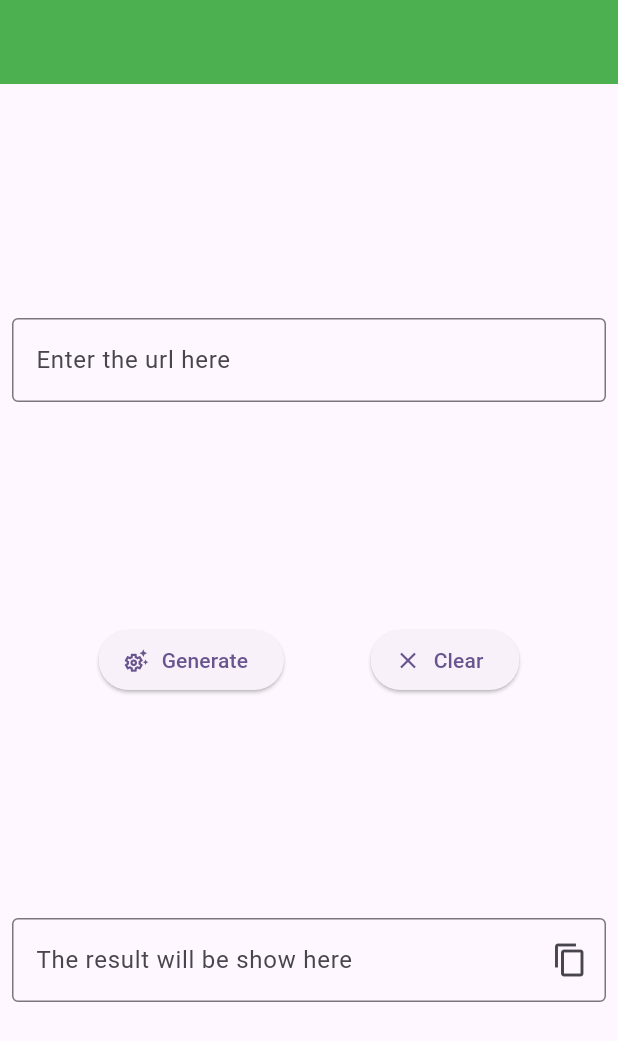
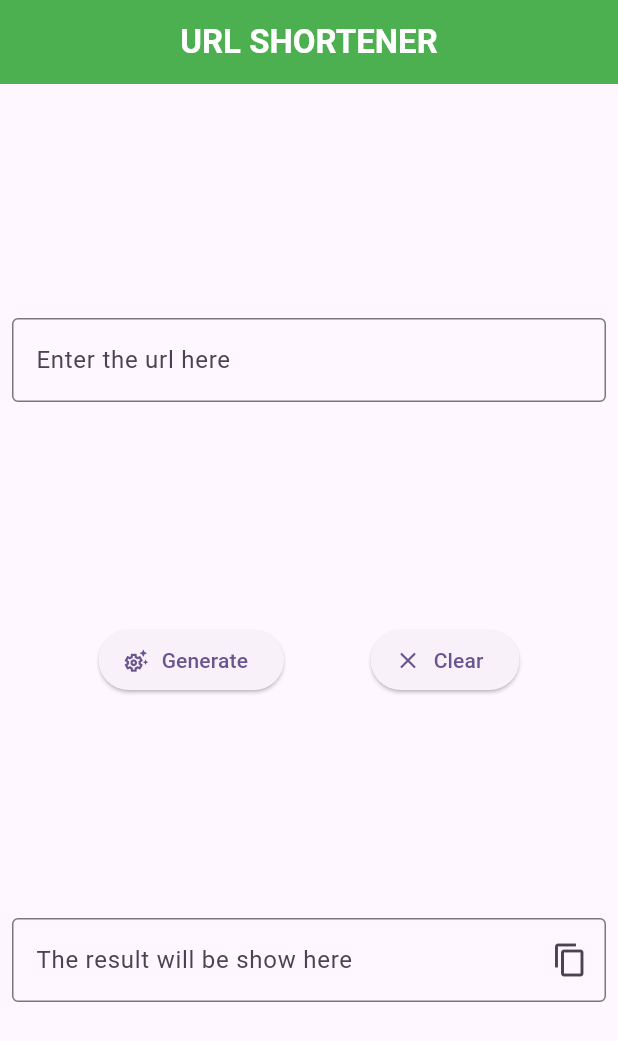
Before and after one commit to MuhammedFaseenCM/url_shortener, a Flutter app: the screen it shows after launch, on a phone screen of 412 x 824 dp. Shown: the top 1041 px of the screen. Run offline on Flutter 3.47's test engine with Material 2 defaults, Android fonts, the phone set to English and light mode, and no system bars.

Commit message:
implemented provider state management

```diff
--- a/lib/main.dart
+++ b/lib/main.dart
@@ -10,17 +10,17 @@ void main() {
 class MyApp extends StatelessWidget {
   const MyApp({super.key});
 
-  // This widget is the root of your application.
   @override
   Widget build(BuildContext context) {
     return ChangeNotifierProvider(
         create: (context) => UrlProvider(),
         child: MaterialApp(
-          title: 'Flutter Demo',
+          title: 'Url Shortener',
           theme: ThemeData(
             colorScheme: ColorScheme.fromSeed(seedColor: Colors.deepPurple),
             useMaterial3: true,
           ),
+          debugShowCheckedModeBanner: false,
           home: const UrlScreen(),
         ));
   }
--- a/lib/view/url_screen.dart
+++ b/lib/view/url_screen.dart
@@ -12,6 +12,11 @@ class UrlScreen extends StatelessWidget {
     return Scaffold(
       appBar: AppBar(
         backgroundColor: Colors.green,
+        title: Text(
+          "URL SHORTENER",
+          style: TextStyle(color: Colors.white, fontWeight: FontWeight.bold),
+        ),
+        centerTitle: true,
       ),
       body: Consumer<UrlProvider>(builder: (context, urlClass, _) {
         return Padding(
```
